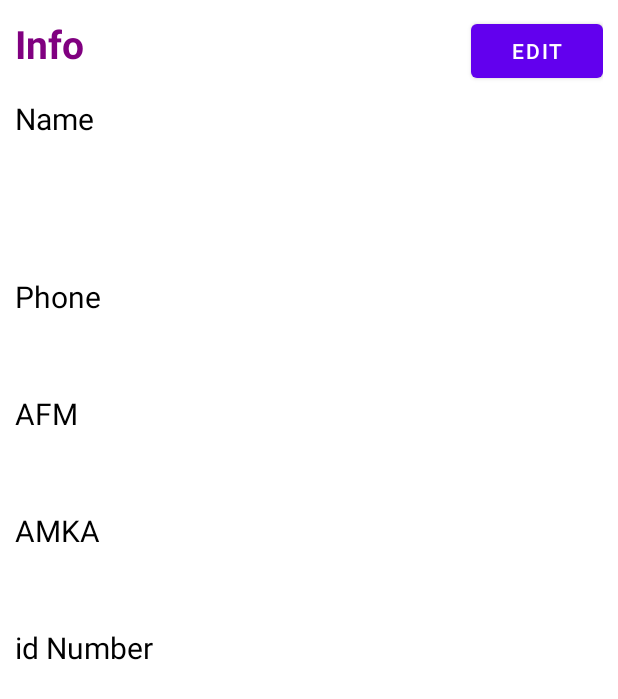
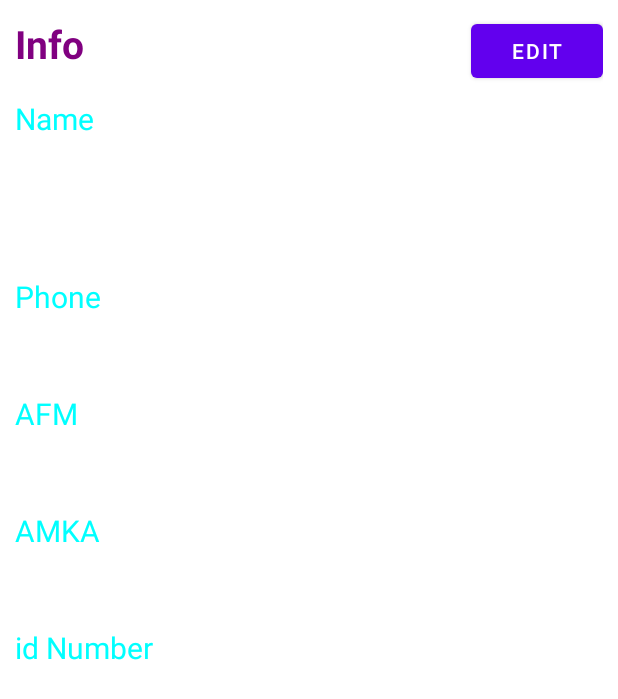
Before and after one commit to MichelStath/PtyxiakiLauncher, an Android app: the InfoActivity screen opened directly, with no data from a screen before it, on a phone screen of 412 x 824 dp. Shown: the top 699 px of the screen. Run offline under Robolectric (Android 15) with nearby library versions, the phone set to English and light mode, and no system bars.

```diff
--- a/app/src/main/res/layout/activity_info.xml
+++ b/app/src/main/res/layout/activity_info.xml
@@ -51,15 +51,15 @@
             android:layout_width="match_parent"
             android:layout_height="wrap_content"
             android:text="@string/name"
-            android:textSize="20sp"
-            android:textColor="@color/black"/>
+            android:textColor="@color/aqua"
+            android:textSize="20sp" />
 
         <TextView
             android:id="@+id/userNameTV"
             android:layout_width="match_parent"
             android:layout_height="wrap_content"
             android:text="Michalis"
-            android:textColor="@color/black"
+            android:textColor="@color/white"
             android:textSize="30sp"
             android:textStyle="bold" />
 
@@ -69,7 +69,7 @@
             android:layout_height="wrap_content"
             android:layout_marginBottom="10dp"
             android:text="Stathopoulos"
-            android:textColor="@color/black"
+            android:textColor="@color/white"
             android:textSize="30sp"
             android:textStyle="bold" />
 
@@ -78,8 +78,8 @@
             android:layout_width="match_parent"
             android:layout_height="wrap_content"
             android:text="@string/phone"
-            android:textSize="20sp"
-            android:textColor="@color/black"/>
+            android:textColor="@color/aqua"
+            android:textSize="20sp" />
 
         <TextView
             android:id="@+id/userPhoneTV"
@@ -87,7 +87,7 @@
             android:layout_height="wrap_content"
             android:layout_marginBottom="10dp"
             android:text="6936868273"
-            android:textColor="@color/black"
+            android:textColor="@color/white"
             android:textSize="30sp"
             android:textStyle="bold" />
 
@@ -96,8 +96,8 @@
             android:layout_width="match_parent"
             android:layout_height="wrap_content"
             android:text="@string/afm"
-            android:textSize="20sp"
-            android:textColor="@color/black"/>
+            android:textColor="@color/aqua"
+            android:textSize="20sp" />
 
         <TextView
             android:id="@+id/userAfmTV"
@@ -105,7 +105,7 @@
             android:layout_height="wrap_content"
             android:layout_marginBottom="10dp"
             android:text="12312345678922"
-            android:textColor="@color/black"
+            android:textColor="@color/white"
             android:textSize="30sp"
             android:textStyle="bold" />
 
@@ -114,8 +114,8 @@
             android:layout_width="match_parent"
             android:layout_height="wrap_content"
             android:text="@string/amka"
-            android:textSize="20sp"
-            android:textColor="@color/black"/>
+            android:textColor="@color/aqua"
+            android:textSize="20sp" />
 
         <TextView
             android:id="@+id/userAmkaTV"
@@ -123,7 +123,7 @@
             android:layout_height="wrap_content"
             android:layout_marginBottom="10dp"
             android:text="23040000418"
-            android:textColor="@color/black"
+            android:textColor="@color/white"
             android:textSize="30sp"
             android:textStyle="bold" />
 
@@ -132,8 +132,8 @@
             android:layout_width="match_parent"
             android:layout_height="wrap_content"
             android:text="id Number"
-            android:textSize="20sp"
-            android:textColor="@color/black"/>
+            android:textColor="@color/aqua"
+            android:textSize="20sp" />
 
         <TextView
             android:id="@+id/userIdNumTV"
@@ -141,7 +141,7 @@
             android:layout_height="wrap_content"
             android:layout_marginBottom="10dp"
             android:text="AM 155218"
-            android:textColor="@color/black"
+            android:textColor="@color/white"
             android:textSize="30sp"
             android:textStyle="bold" />
 
```
Also changed, not shown: app/src/main/java/com/example/activities/ptyxiakilauncher/MainActivity.java (+23 -1 lines), app/src/main/res/layout/activity_info_edit.xml (+16 -16 lines).
